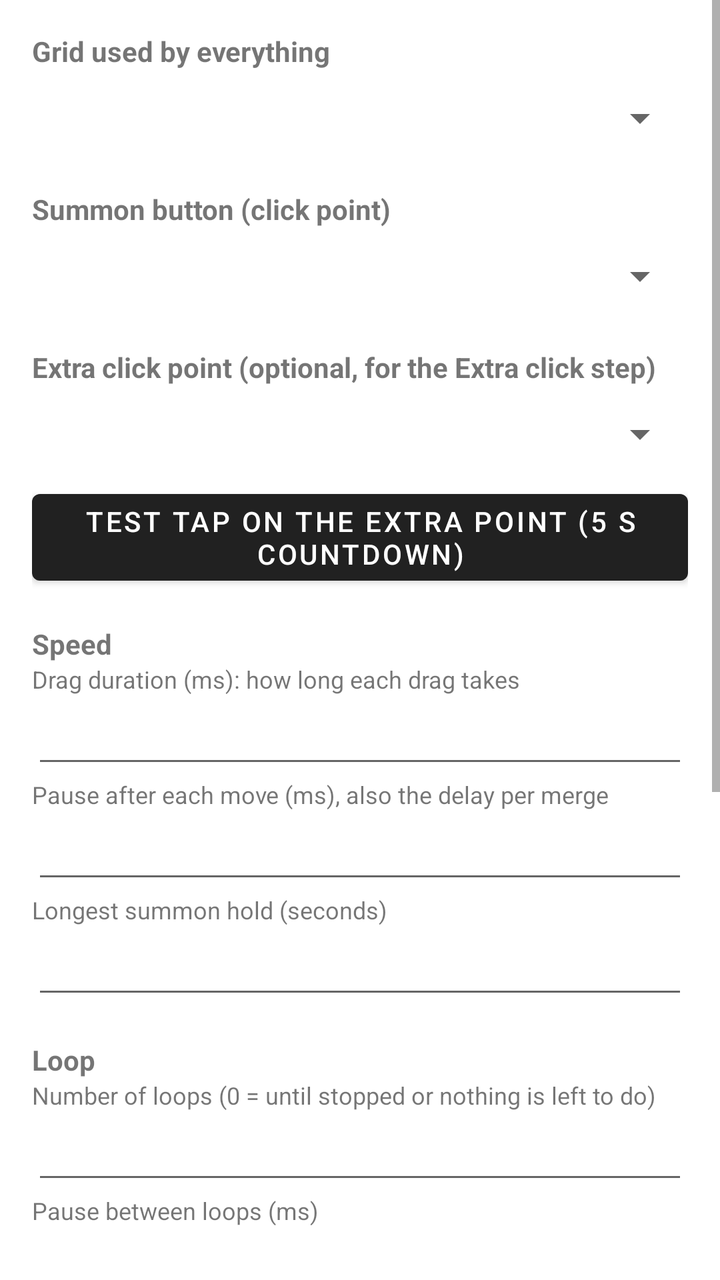
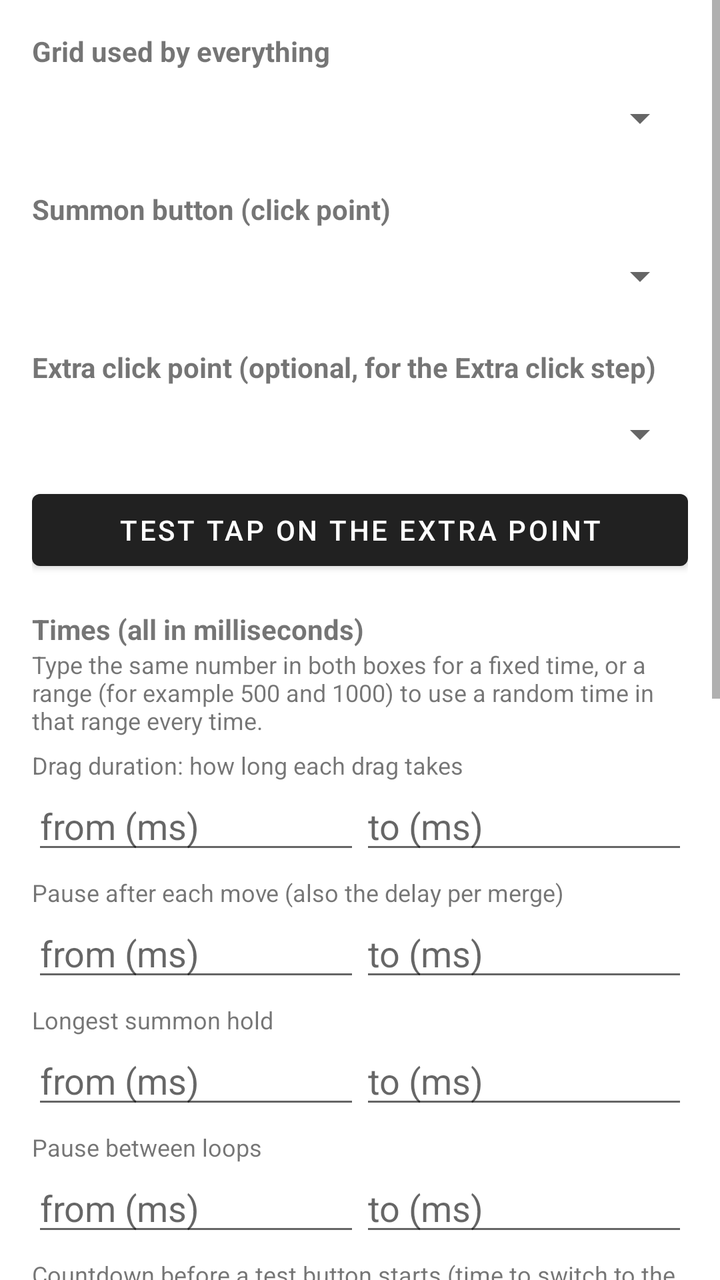

Screens rendered from an Android XML layout before and after an edit, with the pre-edit source and the edit as a unified diff.
<!-- AndroidManifest.xml: application theme Theme.MyApp -->
<!-- res/layout/activity_settings.xml -->
<?xml version="1.0" encoding="utf-8"?>
<ScrollView xmlns:android="http://schemas.android.com/apk/res/android"
    android:layout_width="match_parent"
    android:layout_height="match_parent">

    <LinearLayout
        android:layout_width="match_parent"
        android:layout_height="wrap_content"
        android:orientation="vertical"
        android:padding="16dp">

        <TextView
            android:layout_width="match_parent"
            android:layout_height="wrap_content"
            android:text="Grid used by everything"
            android:textStyle="bold" />

        <Spinner
            android:id="@+id/gridSpinner"
            android:layout_width="match_parent"
            android:layout_height="wrap_content"
            android:minHeight="48dp" />

        <TextView
            android:layout_width="match_parent"
            android:layout_height="wrap_content"
            android:paddingTop="12dp"
            android:text="Summon button (click point)"
            android:textStyle="bold" />

        <Spinner
            android:id="@+id/summonSpinner"
            android:layout_width="match_parent"
            android:layout_height="wrap_content"
            android:minHeight="48dp" />

        <TextView
            android:layout_width="match_parent"
            android:layout_height="wrap_content"
            android:paddingTop="12dp"
            android:text="Extra click point (optional, for the Extra click step)"
            android:textStyle="bold" />

        <Spinner
            android:id="@+id/extraSpinner"
            android:layout_width="match_parent"
            android:layout_height="wrap_content"
            android:minHeight="48dp" />

        <Button
            android:id="@+id/btnTestExtra"
            android:layout_width="match_parent"
            android:layout_height="wrap_content"
            android:text="Test tap on the extra point (5 s countdown)" />

        <TextView
            android:layout_width="match_parent"
            android:layout_height="wrap_content"
            android:paddingTop="16dp"
            android:text="Speed"
            android:textStyle="bold" />

        <TextView
            android:layout_width="match_parent"
            android:layout_height="wrap_content"
            android:text="Drag duration (ms): how long each drag takes"
            android:textSize="12sp" />

        <EditText
            android:id="@+id/dragMsInput"
            android:layout_width="match_parent"
            android:layout_height="wrap_content"
            android:inputType="number" />

        <TextView
            android:layout_width="match_parent"
            android:layout_height="wrap_content"
            android:text="Pause after each move (ms), also the delay per merge"
            android:textSize="12sp" />

        <EditText
            android:id="@+id/pauseMsInput"
            android:layout_width="match_parent"
            android:layout_height="wrap_content"
            android:inputType="number" />

        <TextView
            android:layout_width="match_parent"
            android:layout_height="wrap_content"
            android:text="Longest summon hold (seconds)"
            android:textSize="12sp" />

        <EditText
            android:id="@+id/maxHoldInput"
            android:layout_width="match_parent"
            android:layout_height="wrap_content"
            android:inputType="number" />

        <TextView
            android:layout_width="match_parent"
            android:layout_height="wrap_content"
            android:paddingTop="16dp"
            android:text="Loop"
            android:textStyle="bold" />

        <TextView
            android:layout_width="match_parent"
            android:layout_height="wrap_content"
            android:text="Number of loops (0 = until stopped or nothing is left to do)"
            android:textSize="12sp" />

        <EditText
            android:id="@+id/loopsInput"
            android:layout_width="match_parent"
            android:layout_height="wrap_content"
            android:inputType="number" />

        <TextView
            android:layout_width="match_parent"
            android:layout_height="wrap_content"
            android:text="Pause between loops (ms)"
            android:textSize="12sp" />

        <EditText
            android:id="@+id/loopPauseInput"
            android:layout_width="match_parent"
            android:layout_height="wrap_content"
            android:inputType="number" />

        <CheckBox
            android:id="@+id/checkSwap"
            android:layout_width="match_parent"
            android:layout_height="wrap_content"
            android:text="Swap tiles when sorting: dropping a tile on a tile of a different level swaps them (the sort never drops on the same level). Unticked: only drop on empty squares." />

        <CheckBox
            android:id="@+id/checkVerify"
            android:layout_width="match_parent"
            android:layout_height="wrap_content"
            android:text="Safety checks: confirm each merge and the board after each step (slower, recommended)" />

        <CheckBox
            android:id="@+id/checkPreview"
            android:layout_width="match_parent"
            android:layout_height="wrap_content"
            android:text="Preview only for the Sort / Merge test buttons (the loop always runs for real)" />

        <TextView
            android:layout_width="match_parent"
            android:layout_height="wrap_content"
            android:paddingTop="16dp"
            android:text="Loop steps, in order (tick = on)"
            android:textStyle="bold" />

        <LinearLayout
            android:id="@+id/stepsContainer"
            android:layout_width="match_parent"
            android:layout_height="wrap_content"
            android:orientation="vertical" />

        <Button
            android:id="@+id/btnBattery"
            android:layout_width="match_parent"
            android:layout_height="wrap_content"
            android:layout_marginTop="16dp"
            android:text="Battery optimization settings" />

        <TextView
            android:layout_width="match_parent"
            android:layout_height="wrap_content"
            android:textSize="12sp"
            android:text="For long runs, set MyApp to Unrestricted battery use. The floating panel keeps the screen on while it is showing. Settings save automatically when you leave this screen." />

        <Button
            android:id="@+id/btnDone"
            android:layout_width="match_parent"
            android:layout_height="wrap_content"
            android:layout_marginTop="8dp"
            android:text="Done" />

    </LinearLayout>
</ScrollView>
<!-- resources referenced by this layout -->
<resources>
  <style name="Theme.MyApp" parent="Theme.MaterialComponents.DayNight.DarkActionBar" />
</resources>

<!-- the commit's change to res/layout/activity_settings.xml (unified diff, before → after) -->
@@ -51,50 +51,165 @@
             android:id="@+id/btnTestExtra"
             android:layout_width="match_parent"
             android:layout_height="wrap_content"
-            android:text="Test tap on the extra point (5 s countdown)" />
+            android:text="Test tap on the extra point" />
 
         <TextView
             android:layout_width="match_parent"
             android:layout_height="wrap_content"
             android:paddingTop="16dp"
-            android:text="Speed"
-            android:textStyle="bold" />
-
-        <TextView
-            android:layout_width="match_parent"
-            android:layout_height="wrap_content"
-            android:text="Drag duration (ms): how long each drag takes"
-            android:textSize="12sp" />
-
-        <EditText
-            android:id="@+id/dragMsInput"
-            android:layout_width="match_parent"
-            android:layout_height="wrap_content"
-            android:inputType="number" />
-
-        <TextView
-            android:layout_width="match_parent"
-            android:layout_height="wrap_content"
-            android:text="Pause after each move (ms), also the delay per merge"
-            android:textSize="12sp" />
-
-        <EditText
-            android:id="@+id/pauseMsInput"
-            android:layout_width="match_parent"
-            android:layout_height="wrap_content"
-            android:inputType="number" />
-
-        <TextView
-            android:layout_width="match_parent"
-            android:layout_height="wrap_content"
-            android:text="Longest summon hold (seconds)"
-            android:textSize="12sp" />
-
-        <EditText
-            android:id="@+id/maxHoldInput"
-            android:layout_width="match_parent"
-            android:layout_height="wrap_content"
-            android:inputType="number" />
+            android:text="Times (all in milliseconds)"
+            android:textStyle="bold" />
+
+        <TextView
+            android:layout_width="match_parent"
+            android:layout_height="wrap_content"
+            android:textSize="12sp"
+            android:text="Type the same number in both boxes for a fixed time, or a range (for example 500 and 1000) to use a random time in that range every time." />
+
+        <TextView
+            android:layout_width="match_parent"
+            android:layout_height="wrap_content"
+            android:paddingTop="6dp"
+            android:text="Drag duration: how long each drag takes"
+            android:textSize="12sp" />
+
+        <LinearLayout
+            android:layout_width="match_parent"
+            android:layout_height="wrap_content"
+            android:orientation="horizontal">
+
+            <EditText
+                android:id="@+id/dragMinInput"
+                android:layout_width="0dp"
+                android:layout_height="wrap_content"
+                android:layout_weight="1"
+                android:hint="from (ms)"
+                android:inputType="number" />
+
+            <EditText
+                android:id="@+id/dragMaxInput"
+                android:layout_width="0dp"
+                android:layout_height="wrap_content"
+                android:layout_weight="1"
+                android:hint="to (ms)"
+                android:inputType="number" />
+        </LinearLayout>
+
+        <TextView
+            android:layout_width="match_parent"
+            android:layout_height="wrap_content"
+            android:paddingTop="6dp"
+            android:text="Pause after each move (also the delay per merge)"
+            android:textSize="12sp" />
+
+        <LinearLayout
+            android:layout_width="match_parent"
+            android:layout_height="wrap_content"
+            android:orientation="horizontal">
+
+            <EditText
+                android:id="@+id/pauseMinInput"
+                android:layout_width="0dp"
+                android:layout_height="wrap_content"
+                android:layout_weight="1"
+                android:hint="from (ms)"
+                android:inputType="number" />
+
+            <EditText
+                android:id="@+id/pauseMaxInput"
+                android:layout_width="0dp"
+                android:layout_height="wrap_content"
+                android:layout_weight="1"
+                android:hint="to (ms)"
+                android:inputType="number" />
+        </LinearLayout>
+
+        <TextView
+            android:layout_width="match_parent"
+            android:layout_height="wrap_content"
+            android:paddingTop="6dp"
+            android:text="Longest summon hold"
+            android:textSize="12sp" />
+
+        <LinearLayout
+            android:layout_width="match_parent"
+            android:layout_height="wrap_content"
+            android:orientation="horizontal">
+
+            <EditText
+                android:id="@+id/holdMinInput"
+                android:layout_width="0dp"
+                android:layout_height="wrap_content"
+                android:layout_weight="1"
+                android:hint="from (ms)"
+                android:inputType="number" />
+
+            <EditText
+                android:id="@+id/holdMaxInput"
+                android:layout_width="0dp"
+                android:layout_height="wrap_content"
+                android:layout_weight="1"
+                android:hint="to (ms)"
+                android:inputType="number" />
+        </LinearLayout>
+
+        <TextView
+            android:layout_width="match_parent"
+            android:layout_height="wrap_content"
+            android:paddingTop="6dp"
+            android:text="Pause between loops"
+            android:textSize="12sp" />
+
+        <LinearLayout
+            android:layout_width="match_parent"
+            android:layout_height="wrap_content"
+            android:orientation="horizontal">
+
+            <EditText
+                android:id="@+id/loopPauseMinInput"
+                android:layout_width="0dp"
+                android:layout_height="wrap_content"
+                android:layout_weight="1"
+                android:hint="from (ms)"
+                android:inputType="number" />
+
+            <EditText
+                android:id="@+id/loopPauseMaxInput"
+                android:layout_width="0dp"
+                android:layout_height="wrap_content"
+                android:layout_weight="1"
+                android:hint="to (ms)"
+                android:inputType="number" />
+        </LinearLayout>
+
+        <TextView
+            android:layout_width="match_parent"
+            android:layout_height="wrap_content"
+            android:paddingTop="6dp"
+            android:text="Countdown before a test button starts (time to switch to the game)"
+            android:textSize="12sp" />
+
+        <LinearLayout
+            android:layout_width="match_parent"
+            android:layout_height="wrap_content"
+            android:orientation="horizontal">
+
+            <EditText
+                android:id="@+id/countdownMinInput"
+                android:layout_width="0dp"
+                android:layout_height="wrap_content"
+                android:layout_weight="1"
+                android:hint="from (ms)"
+                android:inputType="number" />
+
+            <EditText
+                android:id="@+id/countdownMaxInput"
+                android:layout_width="0dp"
+                android:layout_height="wrap_content"
+                android:layout_weight="1"
+                android:hint="to (ms)"
+                android:inputType="number" />
+        </LinearLayout>
 
         <TextView
             android:layout_width="match_parent"
@@ -115,18 +230,6 @@
             android:layout_height="wrap_content"
             android:inputType="number" />
 
-        <TextView
-            android:layout_width="match_parent"
-            android:layout_height="wrap_content"
-            android:text="Pause between loops (ms)"
-            android:textSize="12sp" />
-
-        <EditText
-            android:id="@+id/loopPauseInput"
-            android:layout_width="match_parent"
-            android:layout_height="wrap_content"
-            android:inputType="number" />
-
         <CheckBox
             android:id="@+id/checkSwap"
             android:layout_width="match_parent"
